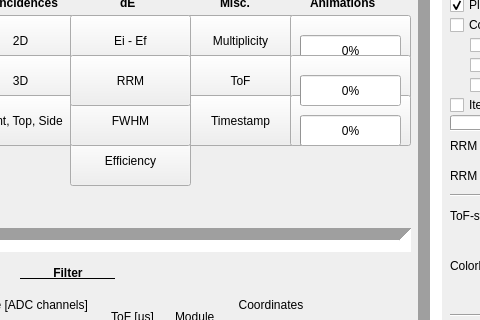
Qt form Windows/title_screen.ui (AlexanderBackis/MultiGridAnalysis) before a commit; both pictures show x 290 to 770 and y 221 to 541 of the 1052 by 653 pixel window.
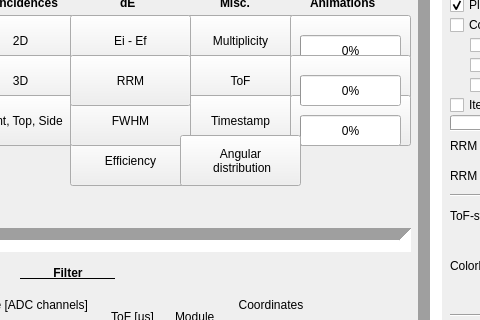
The same form after that commit. Icons and pictures are not drawn.

Commit message: Started working on theta phi functionality

Patch:
```diff
--- a/Windows/title_screen.ui
+++ b/Windows/title_screen.ui
@@ -1604,6 +1604,20 @@
      <number>0</number>
     </property>
    </widget>
+   <widget class="QPushButton" name="angular_dependence">
+    <property name="geometry">
+     <rect>
+      <x>470</x>
+      <y>320</y>
+      <width>121</width>
+      <height>51</height>
+     </rect>
+    </property>
+    <property name="text">
+     <string>Angular 
+ distribution</string>
+    </property>
+   </widget>
   </widget>
   <widget class="QMenuBar" name="menuBar">
    <property name="geometry">
```
The commit also changes 2 other files.
